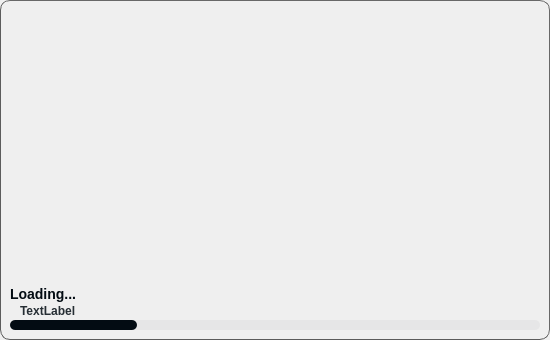
Qt form Centaur/ui/SplashDialog.ui (519984307/Centaur) before a commit.
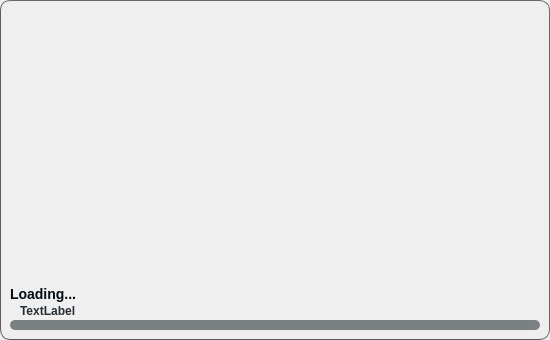
The same form after that commit. Icons and pictures are not drawn. Custom widgets are drawn as their Qt base class.

Diff of the .ui file:
```diff
--- a/Centaur/ui/SplashDialog.ui
+++ b/Centaur/ui/SplashDialog.ui
@@ -80,17 +80,18 @@
         </property>
         <property name="styleSheet">
          <string notr="true">QProgressBar {
-	border: 0px;
+	border:  0px;
     border-radius: 5px;
-	background-color: rgba(3,12,19,10);
+	background-color: rgba(3,12,19,125);
 }
 QProgressBar::chunk {
-	background-color: rgba(3,12,19,255);
+	background-color: qlineargradient(spread:pad, x1:0, y1:0, x2:1, y2:0, stop:0 rgba(72	,194,125, 255), stop:1 rgba(20,108,255,255));
 	border-radius: 5px;
-}</string>
+}
+</string>
         </property>
         <property name="value">
-         <number>24</number>
+         <number>50</number>
         </property>
         <property name="textVisible">
          <bool>false</bool>
```
